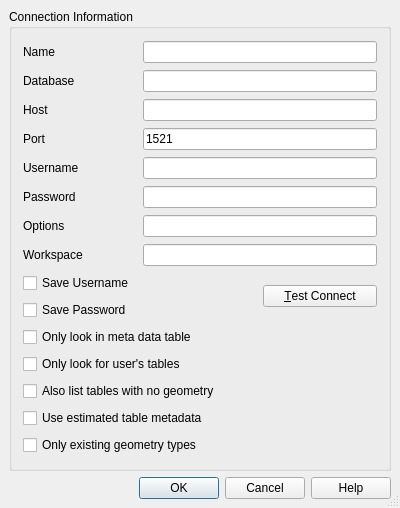
Above: src/ui/qgsoraclenewconnectionbase.ui from carsmie/QGIS before the change. Below: the same form after it.
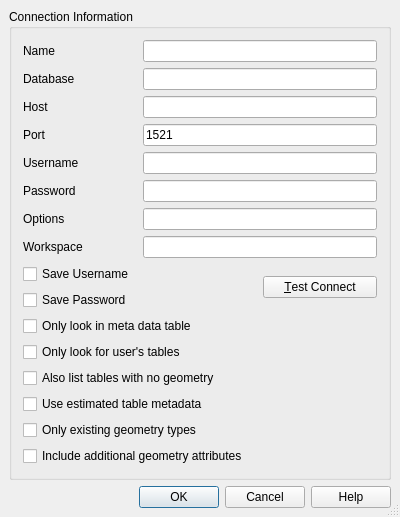
That is the form after the change.

Commit message: oracle provider: by default skip additional geometry columns (on 64bit Windows/Linux OCI crashes when there are more than three geometry columns)

```diff
--- a/src/ui/qgsoraclenewconnectionbase.ui
+++ b/src/ui/qgsoraclenewconnectionbase.ui
@@ -252,6 +252,19 @@
         </property>
        </widget>
       </item>
+      <item row="15" column="0" colspan="3">
+       <widget class="QCheckBox" name="cb_includeGeoAttributes">
+        <property name="toolTip">
+         <string/>
+        </property>
+        <property name="whatsThis">
+         <string/>
+        </property>
+        <property name="text">
+         <string>Include additional geometry attributes</string>
+        </property>
+       </widget>
+      </item>
      </layout>
     </widget>
    </item>
```
Left out of the diff: 15 changed lines with no effect on the pictures. The commit also changes 6 other files.
